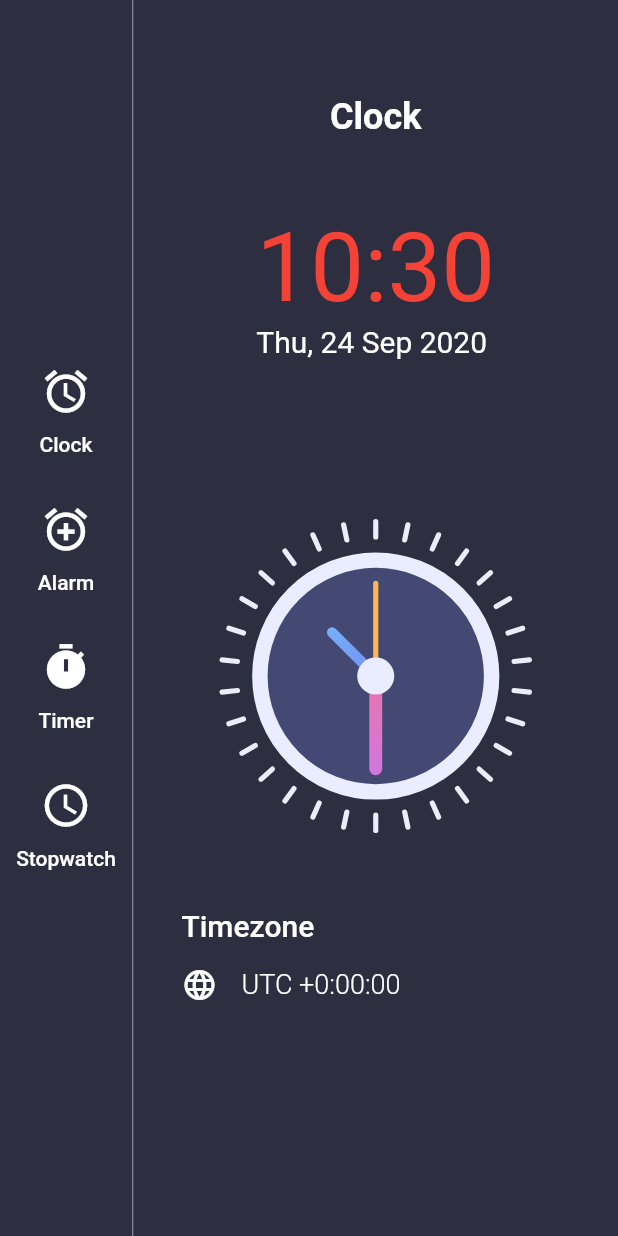
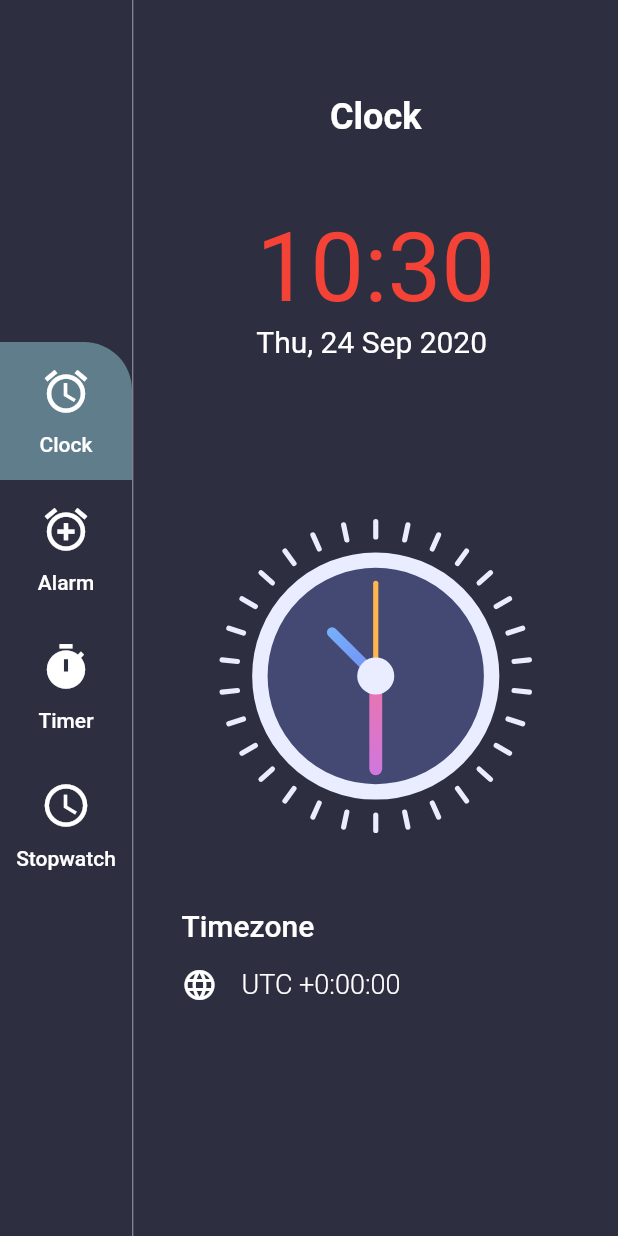
Before and after one commit to ishworpanta10/flutter_clock, a Flutter app: the screen it shows after launch, on a phone screen of 412 x 824 dp. Run offline on Flutter 3.47's test engine with Material 2 defaults, Android fonts, the phone set to English and light mode, and no system bars.

Commit message:
used provider to update the button and page

```diff
--- /dev/null
+++ b/lib/data/data.dart
@@ -0,0 +1,11 @@
+import 'package:flutter/material.dart';
+import 'package:flutter/widgets.dart';
+import 'package:flutter_clock/data/enum.dart';
+import 'package:flutter_clock/model/menu_info.dart';
+
+List<MenuInfo> menuItems = [
+  MenuInfo(MenuType.clock, title: 'Clock', icon: Icons.access_alarm),
+  MenuInfo(MenuType.alarm, title: 'Alarm', icon: Icons.alarm_add),
+  MenuInfo(MenuType.timer, title: 'Timer', icon: Icons.timer),
+  MenuInfo(MenuType.stopwatch, title: 'Stopwatch', icon: Icons.access_time),
+];
--- /dev/null
+++ b/lib/data/enum.dart
@@ -0,0 +1 @@
+enum MenuType { clock, alarm, timer, stopwatch }
--- a/lib/main.dart
+++ b/lib/main.dart
@@ -1,5 +1,8 @@
 import 'package:flutter/material.dart';
+import 'package:flutter_clock/data/enum.dart';
+import 'package:flutter_clock/model/menu_info.dart';
 import 'package:flutter_clock/screens/homePage.dart';
+import 'package:provider/provider.dart';
 
 void main() {
   runApp(MyApp());
@@ -15,7 +18,10 @@ class MyApp extends StatelessWidget {
         primarySwatch: Colors.blue,
         visualDensity: VisualDensity.adaptivePlatformDensity,
       ),
-      home: HomePage(),
+      home: ChangeNotifierProvider<MenuInfo>(
+        create: (_) => MenuInfo(MenuType.clock),
+        child: HomePage(),
+      ),
     );
   }
 }
--- /dev/null
+++ b/lib/model/menu_info.dart
@@ -0,0 +1,19 @@
+import 'package:flutter/foundation.dart';
+import 'package:flutter/material.dart';
+import 'package:flutter_clock/data/enum.dart';
+
+class MenuInfo extends ChangeNotifier {
+  MenuType menuType;
+  String title;
+  IconData icon;
+
+  MenuInfo(this.menuType, {this.title, this.icon});
+
+  updateMenuInfo(MenuInfo menuInfo) {
+    this.menuType = menuInfo.menuType;
+    this.title = menuInfo.title;
+    this.icon = menuInfo.icon;
+    // notifying all consumer listing it
+    notifyListeners();
+  }
+}
--- a/lib/screens/homePage.dart
+++ b/lib/screens/homePage.dart
@@ -1,12 +1,15 @@
 import 'package:flutter/material.dart';
+import 'package:flutter_clock/data/data.dart';
+import 'package:flutter_clock/data/enum.dart';
+import 'package:flutter_clock/model/menu_info.dart';
 import 'package:flutter_clock/screens/clockView.dart';
 import 'package:intl/intl.dart';
+import 'package:provider/provider.dart';
 
 class HomePage extends StatelessWidget {
   @override
   Widget build(BuildContext context) {
     var now = DateTime.now();
-
     var formatedDate = DateFormat('EEE, d MMM y').format(now);
     var formatedTime = DateFormat('hh:mm').format(now);
     var timeZoneOffset = now.timeZoneOffset.toString().split('.').first;
@@ -19,19 +22,23 @@ class HomePage extends StatelessWidget {
         children: [
           Column(
             mainAxisAlignment: MainAxisAlignment.center,
-            children: [
-              buildMenuButton(icon: Icons.access_alarm, title: 'Clock'),
-              buildMenuButton(icon: Icons.alarm_add, title: 'Alarm'),
-              buildMenuButton(icon: Icons.timer, title: 'Timer'),
-              buildMenuButton(icon: Icons.access_time, title: 'Stopwatch'),
-            ],
+            children: menuItems
+                .map((menuItem) => buildMenuButton(currentMenuInfo: menuItem))
+                .toList(),
           ),
           VerticalDivider(
             color: Colors.white54,
             width: 1,
           ),
           Expanded(
-            child: Container(
+            child: Consumer<MenuInfo>(
+                builder: (BuildContext context, MenuInfo value, Widget child) {
+              if (value.menuType != MenuType.clock) {
+                return Center(
+                  child: Text("Other"),
+                );
+              }
+              return Container(
                 padding: EdgeInsets.symmetric(horizontal: 32, vertical: 64),
                 alignment: Alignment.center,
                 child: Column(
@@ -118,21 +125,35 @@ class HomePage extends StatelessWidget {
                     ),
                   ],
                 ),
-            ),
+              );
+            }),
           ),
         ],
       ),
     );
   }
 
-  Widget buildMenuButton({String title, IconData icon}) {
+  Widget buildMenuButton({MenuInfo currentMenuInfo}) {
+    return Consumer<MenuInfo>(
+      builder: (BuildContext context, MenuInfo value, Widget child) {
         return FlatButton(
+          shape: RoundedRectangleBorder(
+            borderRadius: BorderRadius.only(
+              topRight: Radius.circular(32),
+            ),
+          ),
           padding: const EdgeInsets.symmetric(vertical: 16.0),
-      onPressed: () {},
+          color: currentMenuInfo.menuType == value.menuType
+              ? Colors.blueGrey
+              : Colors.transparent,
+          onPressed: () {
+            var menuInfo = Provider.of<MenuInfo>(context, listen: false);
+            menuInfo.updateMenuInfo(currentMenuInfo);
+          },
           child: Column(
             children: [
               Icon(
-            icon,
+                currentMenuInfo.icon,
                 color: Colors.white,
                 size: 34.0,
               ),
@@ -140,11 +161,13 @@ class HomePage extends StatelessWidget {
                 height: 10.0,
               ),
               Text(
-            title,
+                currentMenuInfo.title,
                 style: TextStyle(color: Colors.white, fontSize: 14.0),
               ),
             ],
           ),
         );
+      },
+    );
   }
 }
```
Lines whose indentation alone changed are shown as unchanged.
